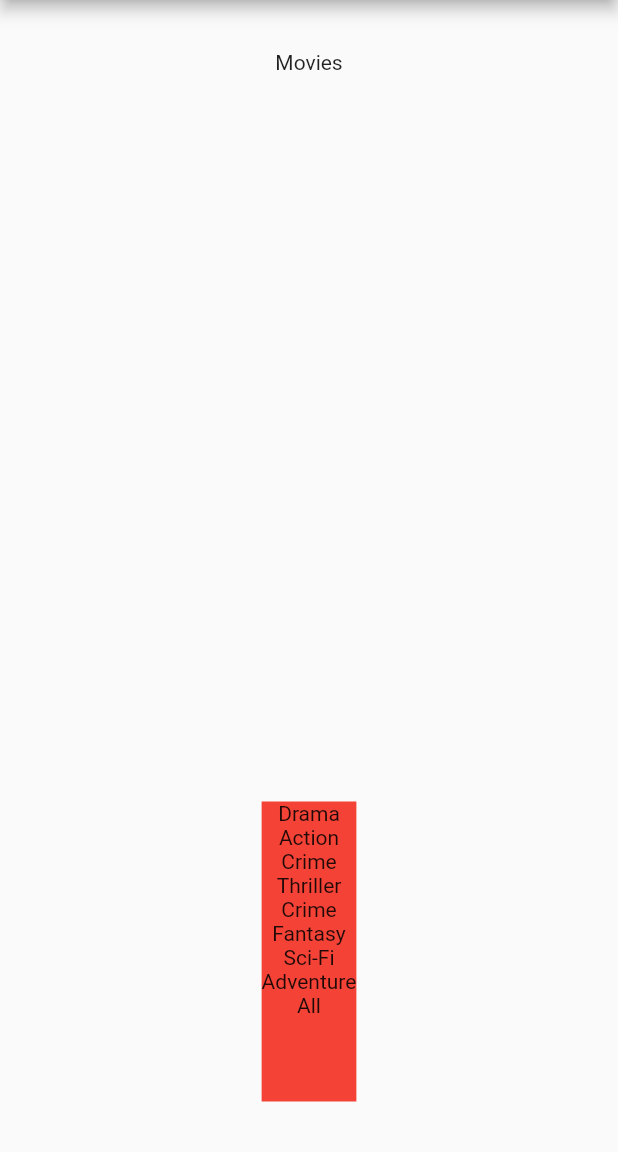
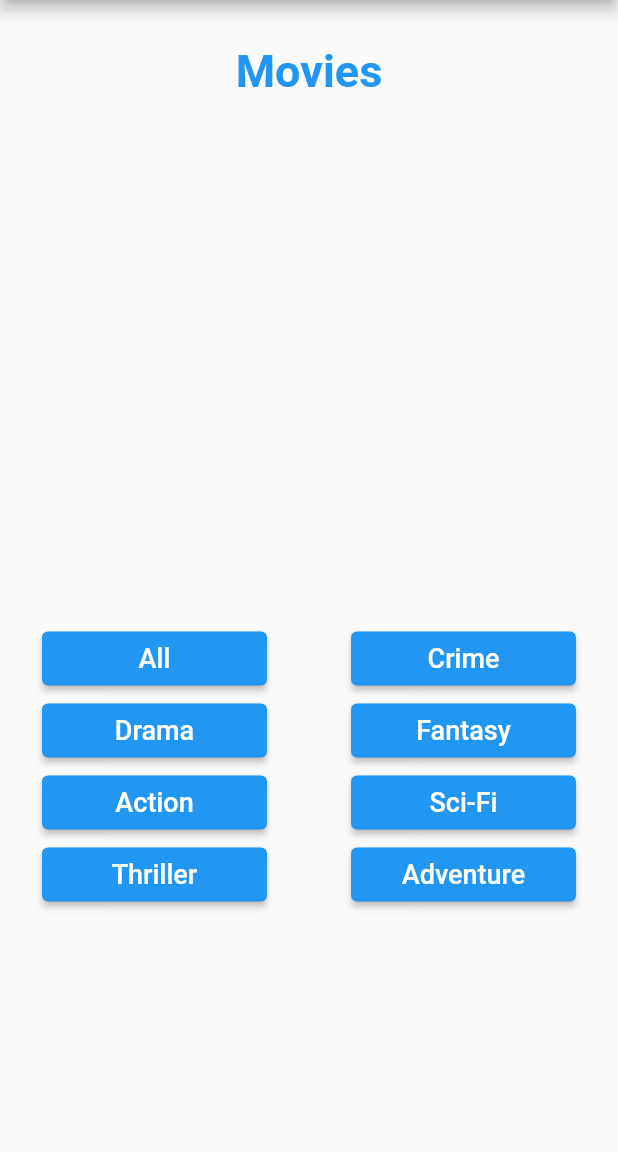
Before and after one commit to Aloisbr/ds24-03, a Flutter app: the HomeScreen screen opened by its route, on a phone screen of 412 x 824 dp, the part 84-1236 px from its top. Run offline on Flutter 3.47's test engine with Material 2 defaults, Android fonts, the phone set to English and light mode, and no system bars; our stand-ins replace adaptive_theme, cloud_firestore, firebase_auth, firebase_core; accounts and stored records are empty.

Commit message:
sort design

```diff
--- a/lib/components/landing.dart
+++ b/lib/components/landing.dart
@@ -32,128 +32,25 @@ class Landing extends StatelessWidget {
               );
             }
             List totalmovies = snapshot.data;
-            List movies= totalmovies;
-            if(sort != null){
-              movies= sortMovies(sort, totalmovies);
-            }
-
+            List movies= (sort != null) ? sortMovies(sort, totalmovies) : totalmovies;
+            String title= (sort != null) ? sort : 'Movies';
             return Container(
               child: Column(
                 mainAxisAlignment: MainAxisAlignment.spaceAround,
                 children: [
-
-                  Text('Movies'),
+                  SizedBox(height: 30),
+                  Text(title,
+                    style: TextStyle(
+                      fontSize: 30,
+                      fontWeight: FontWeight.bold,
+                      color: Colors.blue[500]
+                    ),
+                  ),
                   Container(
                     height: 350,
                     child: ListMovie(movies: movies)
                   ),
-                  Container(
-                    color: Colors.red,
-                    height: 200,
-                    child: Column(
-                      children: [
-                        InkWell (
-                          onTap: (){
-                            Navigator.pushReplacement(
-                              context,
-                              MaterialPageRoute(builder: (context) => HomeScreen(sort: 'Crime'))
-                            );
-                          },
-                          child: Container(
-                            child: Text('Drama'),
-                          ),
-                        ),
-                        InkWell (
-                          onTap: (){
-                            Navigator.pushReplacement(
-                              context,
-                              MaterialPageRoute(builder: (context) => HomeScreen(sort: 'Drama'))
-                            );
-                          },
-                          child: Container(
-                            child: Text('Action'),
-                          ),
-                        ),
-                        InkWell (
-                          onTap: (){
-                            Navigator.pushReplacement(
-                              context,
-                              MaterialPageRoute(builder: (context) => HomeScreen(sort: 'Action'))
-                            );
-                          },
-                          child: Container(
-                            child: Text('Crime'),
-                          ),
-                        ),
-                        InkWell (
-                          onTap: (){
-                            Navigator.pushReplacement(
-                              context,
-                              MaterialPageRoute(builder: (context) => HomeScreen(sort: 'Thriller'))
-                            );
-                          },
-                          child: Container(
-                            child: Text('Thriller'),
-                          ),
-                        ),
-                        InkWell (
-                          onTap: (){
-                            Navigator.pushReplacement(
-                              context,
-                              MaterialPageRoute(builder: (context) => HomeScreen(sort: 'Crime'))
-                            );
-                          },
-                          child: Container(
-                            child: Text('Crime'),
-                          ),
-                        ),
-                        InkWell (
-                          onTap: (){
-                            Navigator.pushReplacement(
-                              context,
-                              MaterialPageRoute(builder: (context) => HomeScreen(sort: 'Fantasy'))
-                            );
-                          },
-                          child: Container(
-                            child: Text('Fantasy'),
-                          ),
-                        ),
-                        InkWell (
-                          onTap: (){
-                            Navigator.pushReplacement(
-                              context,
-                              MaterialPageRoute(builder: (context) => HomeScreen(sort: 'Sci-Fi'))
-                            );
-                          },
-                          child: Container(
-                            child: Text('Sci-Fi'),
-                          ),
-                        ),
-                        InkWell (
-                          onTap: (){
-                            Navigator.pushReplacement(
-                              context,
-                              MaterialPageRoute(builder: (context) => HomeScreen(sort: 'Adventure'))
-                            );
-                          },
-                          child: Container(
-                            child: Text('Adventure'),
-                          ),
-                        ),
-                        InkWell (
-                          onTap: (){
-                            Navigator.pushReplacement(
-                              context,
-                              MaterialPageRoute(builder: (context) => HomeScreen())
-                            );
-                          },
-                          child: Container(
-                            child: Text('All'),
-                          ),
-                        ),
-                      ],
-                    )
-                  )
+                  Sort()
                 ],
               )
             );
@@ -167,6 +64,179 @@ class Landing extends StatelessWidget {
       if( movie.kind.contains(sort)) sortMovies.add(movie);
     }
     return sortMovies;
+  }
+}
+
+class Sort extends StatelessWidget {
+  const Sort({
+    Key key,
+  }) : super(key: key);
+
+  @override
+  Widget build(BuildContext context) {
+    return Container(
+
+      child: Row(
+        mainAxisAlignment: MainAxisAlignment.spaceAround,
+        children: [
+          Column(
+            children: [
+              SizedBox(
+                width: 150,
+                child: ElevatedButton (
+
+                  onPressed: (){
+                    Navigator.pushReplacement(
+                      context,
+                      MaterialPageRoute(builder: (context) => HomeScreen())
+                    );
+                  },
+                  child: Container(
+                    child: Text(
+                      'All',
+                      style: TextStyle(
+                        fontSize: 18
+                      ),
+                    ),
+
+                  ),
+                ),
+              ),
+              SizedBox(
+                width: 150,
+                child: ElevatedButton (
+                  onPressed: (){
+                    Navigator.pushReplacement(
+                      context,
+                      MaterialPageRoute(builder: (context) => HomeScreen(sort: 'Drama'))
+                    );
+                  },
+                  child: Container(
+                    child: Text('Drama',
+                      style: TextStyle(
+                        fontSize: 18
+                      ),
+                    ),
+                  ),
+                ),
+              ),
+              SizedBox(
+                width: 150,
+                child: ElevatedButton (
+                  onPressed: (){
+                    Navigator.pushReplacement(
+                      context,
+                      MaterialPageRoute(builder: (context) => HomeScreen(sort: 'Action'))
+                    );
+                  },
+                  child: Container(
+                    child: Text('Action',
+                      style: TextStyle(
+                        fontSize: 18
+                      ),
+                    ),
+                  ),
+                ),
+              ),
+              SizedBox(
+                width: 150,
+                child: ElevatedButton (
+                  onPressed: (){
+                    Navigator.pushReplacement(
+                      context,
+                      MaterialPageRoute(builder: (context) => HomeScreen(sort: 'Thriller'))
+                    );
+                  },
+                  child: Container(
+                    child: Text('Thriller',
+                      style: TextStyle(
+                        fontSize: 18
+                      ),
+                    ),
+                  ),
+                ),
+              ),
+            ],
+          ),
+          Column(
+            children: [
+              SizedBox(
+                  width: 150,
+                  child: ElevatedButton (
+                  onPressed: (){
+                    Navigator.pushReplacement(
+                      context,
+                      MaterialPageRoute(builder: (context) => HomeScreen(sort: 'Crime'))
+                    );
+                  },
+                  child: Container(
+                    child: Text('Crime',
+                      style: TextStyle(
+                        fontSize: 18
+                      ),
+                    ),
+                  ),
+                ),
+              ),
+              SizedBox(
+                width: 150,
+                child: ElevatedButton (
+                  onPressed: (){
+                    Navigator.pushReplacement(
+                      context,
+                      MaterialPageRoute(builder: (context) => HomeScreen(sort: 'Fantasy'))
+                    );
+                  },
+                  child: Container(
+                    child: Text('Fantasy',
+                      style: TextStyle(
+                        fontSize: 18
+                      ),
+                    ),
+                  ),
+                ),
+              ),
+              SizedBox(
+                width: 150,
+                child: ElevatedButton (
+                  onPressed: (){
+                    Navigator.pushReplacement(
+                      context,
+                      MaterialPageRoute(builder: (context) => HomeScreen(sort: 'Sci-Fi'))
+                    );
+                  },
+                  child: Container(
+                    child: Text('Sci-Fi',
+                      style: TextStyle(
+                        fontSize: 18
+                      ),
+                    ),
+                  ),
+                ),
+              ),
+              SizedBox(
+                width: 150,
+                child: ElevatedButton (
+                  onPressed: (){
+                    Navigator.pushReplacement(
+                      context,
+                      MaterialPageRoute(builder: (context) => HomeScreen(sort: 'Adventure'))
+                    );
+                  },
+                  child: Container(
+                    child: Text('Adventure',
+                      style: TextStyle(
+                        fontSize: 18
+                      ),
+                    ),
+                  ),
+                ),
+              ),
+            ],
+          ),
+        ],
+      )
+    );
   }
 }
 
@@ -198,13 +268,12 @@ class ListMovie extends StatelessWidget {
               },
               child: Column(
                 children: [
-
                   Container(
                     height: 220,
                     width: 130,
                     decoration: BoxDecoration(
-                        image: DecorationImage(
-                            image: NetworkImage(movies[index].poster))),
+                      image: DecorationImage(
+                        image: NetworkImage(movies[index].poster))),
                   ),
                   Text(
                     movies[index].title,
@@ -213,7 +282,24 @@ class ListMovie extends StatelessWidget {
                       fontWeight: FontWeight.bold,
                     )
                   ),
-                  Text(movies[index].year),
+                  Text(
+                    movies[index].year,
+                    style: TextStyle(
+                      fontSize: 10,
+                    )
+                  ),
+                  Column(
+                    children: List.generate(
+                      movies[index].kind.length,
+                      (indexKind) => Text(
+                        movies[index].kind[indexKind],
+                        style: TextStyle(
+                          fontSize: 13,
+                          fontWeight: FontWeight.w400,
+                        )
+                      )
+                    ),
+                  )
                 ],
               ),
             ));
--- a/lib/routes.dart
+++ b/lib/routes.dart
@@ -1,11 +1,9 @@
 import 'package:dwm14/screens/connect.dart';
-import 'package:dwm14/screens/detail.dart';
 import 'package:dwm14/screens/film.dart';
 import 'package:dwm14/screens/home.dart';
 import 'package:dwm14/screens/login.dart';
 import 'package:dwm14/screens/userInfos.dart';
 import 'package:dwm14/screens/register.dart';
-import 'package:dwm14/screens/school.dart';
 import 'package:flutter/material.dart';
 
 final Map<String, WidgetBuilder> routes = {
@@ -14,8 +12,6 @@ final Map<String, WidgetBuilder> routes = {
   '/login': (context) => LoginScreen(),
 
   '/home': (context) => HomeScreen(),
-  '/detail': (context) => DetailScreen(),
   '/user/infos': (context) => UserScreen(),
-  '/school': (context) => SchoolScreen(),
   '/film': (context) => FilmScreen(),
 };
--- a/lib/screens/home.dart
+++ b/lib/screens/home.dart
@@ -26,8 +26,10 @@ class _HomeScreenState extends State<HomeScreen> {
         title: Text('List Movie'),
       ),
       drawer: DrawerMenu(),
-      body: SafeArea(
-        child: Landing(sort: sort)
+      body: SingleChildScrollView(
+              child: SafeArea(
+          child: Landing(sort: sort)
+        ),
       ),
     );
   }
```
Also changed, not shown: lib/screens/detail.dart (deleted, +0 -18 lines), lib/screens/school.dart (deleted, +0 -11 lines).
